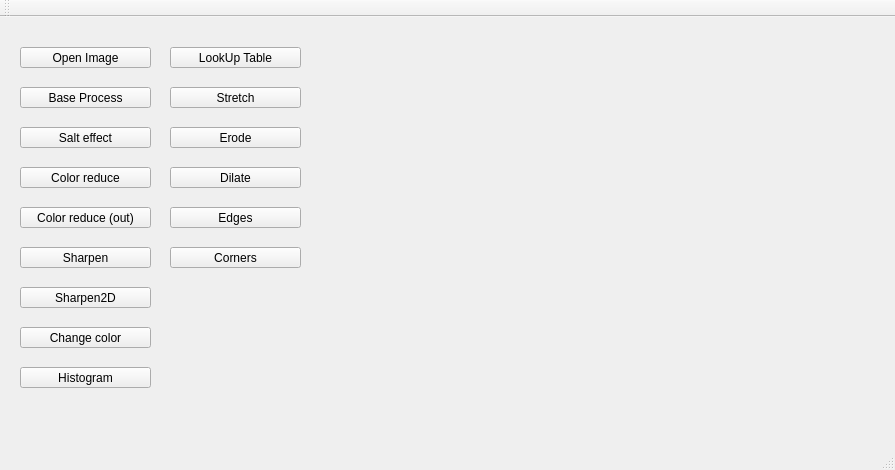
Above: CPP/BaseCv/mainwindow.ui from abondar24/OpenCV before the change. Below: the same form after it.
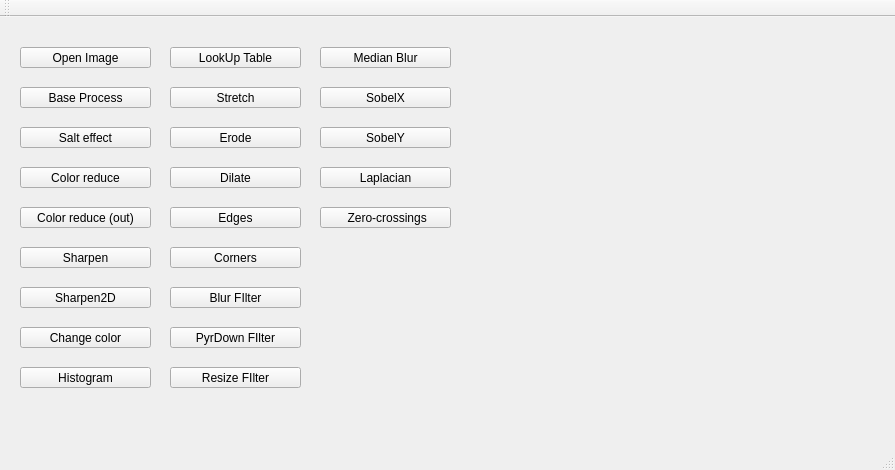
That is the form after the change.

```diff
--- a/CPP/BaseCv/mainwindow.ui
+++ b/CPP/BaseCv/mainwindow.ui
@@ -222,6 +222,110 @@
      <string>Corners</string>
     </property>
    </widget>
+   <widget class="QPushButton" name="pushButton_16">
+    <property name="geometry">
+     <rect>
+      <x>170</x>
+      <y>270</y>
+      <width>131</width>
+      <height>21</height>
+     </rect>
+    </property>
+    <property name="text">
+     <string>Blur FIlter</string>
+    </property>
+   </widget>
+   <widget class="QPushButton" name="pushButton_17">
+    <property name="geometry">
+     <rect>
+      <x>170</x>
+      <y>310</y>
+      <width>131</width>
+      <height>21</height>
+     </rect>
+    </property>
+    <property name="text">
+     <string>PyrDown FIlter</string>
+    </property>
+   </widget>
+   <widget class="QPushButton" name="pushButton_18">
+    <property name="geometry">
+     <rect>
+      <x>170</x>
+      <y>350</y>
+      <width>131</width>
+      <height>21</height>
+     </rect>
+    </property>
+    <property name="text">
+     <string>Resize FIlter</string>
+    </property>
+   </widget>
+   <widget class="QPushButton" name="pushButton_19">
+    <property name="geometry">
+     <rect>
+      <x>320</x>
+      <y>30</y>
+      <width>131</width>
+      <height>21</height>
+     </rect>
+    </property>
+    <property name="text">
+     <string>Median Blur</string>
+    </property>
+   </widget>
+   <widget class="QPushButton" name="pushButton_20">
+    <property name="geometry">
+     <rect>
+      <x>320</x>
+      <y>70</y>
+      <width>131</width>
+      <height>21</height>
+     </rect>
+    </property>
+    <property name="text">
+     <string>SobelX</string>
+    </property>
+   </widget>
+   <widget class="QPushButton" name="pushButton_21">
+    <property name="geometry">
+     <rect>
+      <x>320</x>
+      <y>110</y>
+      <width>131</width>
+      <height>21</height>
+     </rect>
+    </property>
+    <property name="text">
+     <string>SobelY</string>
+    </property>
+   </widget>
+   <widget class="QPushButton" name="pushButton_22">
+    <property name="geometry">
+     <rect>
+      <x>320</x>
+      <y>150</y>
+      <width>131</width>
+      <height>21</height>
+     </rect>
+    </property>
+    <property name="text">
+     <string>Laplacian</string>
+    </property>
+   </widget>
+   <widget class="QPushButton" name="pushButton_23">
+    <property name="geometry">
+     <rect>
+      <x>320</x>
+      <y>190</y>
+      <width>131</width>
+      <height>21</height>
+     </rect>
+    </property>
+    <property name="text">
+     <string> Zero-crossings</string>
+    </property>
+   </widget>
   </widget>
   <widget class="QMenuBar" name="menuBar">
    <property name="geometry">
```
